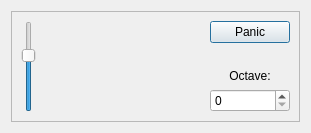
Above: ui/keyboard_dialog.ui from Manuel-K/shruthi-editor before the change. Below: the same form after it.
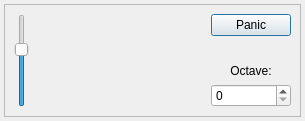
That is the form after the change. Custom widgets are drawn as their Qt base class.

Commit message: adjusted margins

Patch:
```diff
--- a/ui/keyboard_dialog.ui
+++ b/ui/keyboard_dialog.ui
@@ -14,6 +14,21 @@
    <string>Keyboard</string>
   </property>
   <layout class="QVBoxLayout" name="verticalLayout">
+   <property name="spacing">
+    <number>4</number>
+   </property>
+   <property name="leftMargin">
+    <number>4</number>
+   </property>
+   <property name="topMargin">
+    <number>4</number>
+   </property>
+   <property name="rightMargin">
+    <number>4</number>
+   </property>
+   <property name="bottomMargin">
+    <number>4</number>
+   </property>
    <item>
     <widget class="QFrame" name="frame">
      <property name="frameShape">
```
The commit also changes 1 other file.
